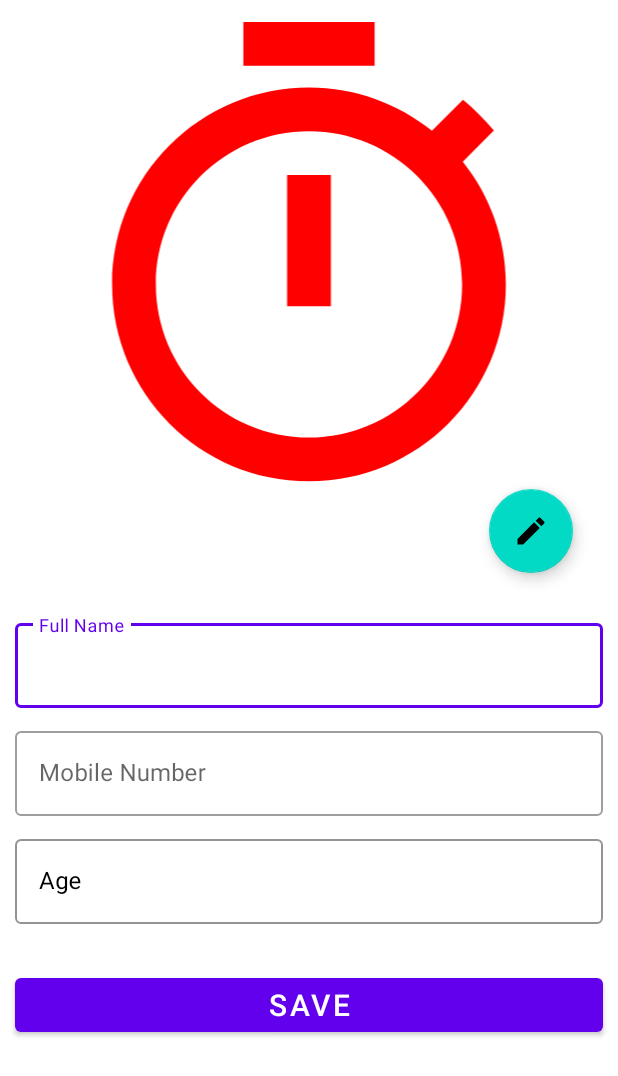
After one commit to AnkitJha2000/projectsem4, an Android app: the ParentEditDetailsPage screen opened directly, with no data from a screen before it, on a phone screen of 412 x 824 dp. The commit adds this screen. Shown: the top 1076 px of the screen. Run offline under Robolectric (Android 15) with nearby library versions, the phone set to English and light mode, and no system bars; our stand-ins replace Firebase (no records; nobody signed in at launch, a user with empty details on screens opened directly), Picasso; pictures from the network do not load.

Commit message:
date : 12 / 06 / 2021 fifth commit: 1. bugs were fixed 2. sharedViewModel learnt 3. edit details activity added 4. updateUser function added
bugs : not today

```diff
--- a/app/src/main/AndroidManifest.xml
+++ b/app/src/main/AndroidManifest.xml
@@ -9,12 +9,13 @@
     <application
         android:name=".application.VaccinationApplication"
         android:allowBackup="true"
-        android:usesCleartextTraffic="true"
         android:icon="@mipmap/ic_launcher"
         android:label="@string/app_name"
         android:roundIcon="@mipmap/ic_launcher_round"
         android:supportsRtl="true"
-        android:theme="@style/Theme.ProjectSem4">
+        android:theme="@style/Theme.ProjectSem4"
+        android:usesCleartextTraffic="true">
+        <activity android:name=".activities.parent.ParentEditDetailsPage"></activity>
         <activity android:name=".activities.parent.ParentSignUpPage" />
         <activity android:name=".activities.admin.AdminSignUpPage" />
         <activity android:name=".activities.admin.AdminLoginPage" />
@@ -29,7 +30,6 @@
         <activity android:name=".activities.parent.ParentLoginPage" />
         <activity android:name=".activities.LoginSignUpPage" />
         <activity android:name=".activities.MainActivity" />
-
     </application>
 
 </manifest>
--- a/app/src/main/java/com/example/projectsem4/ViewModels/FirebaseAuthViewModel.kt
+++ b/app/src/main/java/com/example/projectsem4/ViewModels/FirebaseAuthViewModel.kt
@@ -52,4 +52,8 @@ class FirebaseAuthViewModel(val repository: AuthUserRepository) : ViewModel() {
         return errorLiveData
     }
 
+    fun updateUser(usertype: String , uid : String, name : String? , mobile: String? , age : String? , profileUrl : String? , email: String?){
+        return authUserRepository.updateUser(usertype , uid , name , mobile , age , profileUrl , email)
+    }
+
 }
--- /dev/null
+++ b/app/src/main/java/com/example/projectsem4/activities/parent/ParentEditDetailsPage.kt
@@ -0,0 +1,79 @@
+package com.example.projectsem4.activities.parent
+
+import android.content.ContentValues.TAG
+import android.content.Intent
+import android.os.Bundle
+import android.util.Log
+import android.widget.Toast
+import androidx.appcompat.app.AppCompatActivity
+import androidx.lifecycle.ViewModelProvider
+import com.example.projectsem4.R
+import com.example.projectsem4.ViewModels.FirebaseAuthViewModel
+import com.example.projectsem4.ViewModels.FirebaseViewModelFactory
+import com.example.projectsem4.activities.repository.AuthUserRepository
+import com.example.projectsem4.databinding.ActivityParentEditDetailsPageBinding
+import com.squareup.picasso.Picasso
+
+class ParentEditDetailsPage : AppCompatActivity() {
+
+    private lateinit var binding : ActivityParentEditDetailsPageBinding
+    private lateinit var viewModel : FirebaseAuthViewModel
+    override fun onCreate(savedInstanceState: Bundle?) {
+        super.onCreate(savedInstanceState)
+        binding = ActivityParentEditDetailsPageBinding.inflate(layoutInflater)
+        setContentView(binding.root)
+
+        val viewModelFactory = FirebaseViewModelFactory(AuthUserRepository())
+        viewModel = ViewModelProvider(this , viewModelFactory).get(FirebaseAuthViewModel::class.java)
+
+        viewModel.getUserLiveData()?.observe(this , { user->
+             viewModel.getUser("parent" , user.uid)
+             viewModel.getUserInfoLiveData().observe(this , {
+
+                 binding.parentEditName.editText?.setText(it.getUserName())
+                 binding.parentEditMobileNumber.editText?.setText(it.getUserMobile())
+                 binding.parentEditAge.editText?.setText(it.getUserAge())
+
+                 val picasso = Picasso.Builder(this)
+                     .listener { _, _, e -> e.printStackTrace() }
+                     .build()
+
+                 picasso.load("http://goo.gl/gEgYUd").placeholder(R.drawable.ic_baseline_timer_24).into(binding.parentEditProfilePicture)
+
+             })
+        })
+
+        binding.parentSaveDataBtn.setOnClickListener{
+            viewModel.getUserLiveData()?.observe(this , {user ->
+                viewModel.getUserInfoLiveData().observe(this , {adapter->
+                    viewModel.updateUser("parent" ,
+                        user.uid ,
+                        binding.parentEditName.editText?.text.toString(),
+                        binding.parentEditMobileNumber.editText?.text.toString() ,
+                        binding.parentEditAge.editText?.text.toString() ,
+                        adapter.getUserProfileUrl() ,
+                        adapter.getUserEmail())
+                    Log.d(TAG, "onCreate: the user was updated !! ")
+                })
+            })
+            viewModel.getErrorLiveData().observe(this , {
+                if(it == null)
+                {
+                    finish()
+                }
+                else
+                {
+                    Toast.makeText(this, "Update failed", Toast.LENGTH_SHORT).show()
+                }
+            })
+        }
+
+
+        // 16/06/2021
+        binding.parentEditProfilePictureBtn.setOnClickListener{
+            // uploadImage()
+        }
+
+    }
+
+}
--- a/app/src/main/java/com/example/projectsem4/activities/fragments/ParentHomePage.kt
+++ b/app/src/main/java/com/example/projectsem4/activities/parent/fragments/ParentHomePage.kt
@@ -1,4 +1,4 @@
-package com.example.projectsem4.activities.fragments
+package com.example.projectsem4.activities.parent.fragments
 
 import android.os.Bundle
 import android.view.LayoutInflater
--- a/app/src/main/java/com/example/projectsem4/activities/fragments/ParentNotifierPage.kt
+++ b/app/src/main/java/com/example/projectsem4/activities/parent/fragments/ParentNotifierPage.kt
@@ -1,4 +1,4 @@
-package com.example.projectsem4.activities.fragments
+package com.example.projectsem4.activities.parent.fragments
 
 import android.os.Bundle
 import androidx.fragment.app.Fragment
--- /dev/null
+++ b/app/src/main/res/drawable/ic_baseline_account_box_24.xml
@@ -0,0 +1,10 @@
+<vector xmlns:android="http://schemas.android.com/apk/res/android"
+    android:width="24dp"
+    android:height="24dp"
+    android:viewportWidth="24"
+    android:viewportHeight="24"
+    android:tint="?attr/colorControlNormal">
+  <path
+      android:fillColor="@android:color/white"
+      android:pathData="M3,5v14c0,1.1 0.89,2 2,2h14c1.1,0 2,-0.9 2,-2L21,5c0,-1.1 -0.9,-2 -2,-2L5,3c-1.11,0 -2,0.9 -2,2zM15,9c0,1.66 -1.34,3 -3,3s-3,-1.34 -3,-3 1.34,-3 3,-3 3,1.34 3,3zM6,17c0,-2 4,-3.1 6,-3.1s6,1.1 6,3.1v1L6,18v-1z"/>
+</vector>
--- /dev/null
+++ b/app/src/main/res/drawable/ic_baseline_edit_24.xml
@@ -0,0 +1,10 @@
+<vector xmlns:android="http://schemas.android.com/apk/res/android"
+    android:width="24dp"
+    android:height="24dp"
+    android:viewportWidth="24"
+    android:viewportHeight="24"
+    android:tint="?attr/colorControlNormal">
+  <path
+      android:fillColor="@android:color/white"
+      android:pathData="M3,17.25V21h3.75L17.81,9.94l-3.75,-3.75L3,17.25zM20.71,7.04c0.39,-0.39 0.39,-1.02 0,-1.41l-2.34,-2.34c-0.39,-0.39 -1.02,-0.39 -1.41,0l-1.83,1.83 3.75,3.75 1.83,-1.83z"/>
+</vector>
--- /dev/null
+++ b/app/src/main/res/layout/activity_parent_edit_details_page.xml
@@ -0,0 +1,114 @@
+<?xml version="1.0" encoding="utf-8"?>
+<RelativeLayout xmlns:android="http://schemas.android.com/apk/res/android"
+    xmlns:app="http://schemas.android.com/apk/res-auto"
+    xmlns:tools="http://schemas.android.com/tools"
+    android:layout_width="match_parent"
+    android:layout_height="match_parent"
+    tools:context=".activities.parent.ParentEditDetailsPage">
+
+    <ScrollView
+        android:layout_width="match_parent"
+        android:layout_height="wrap_content"
+        tools:ignore="UselessParent">
+
+        <RelativeLayout
+            android:layout_width="match_parent"
+            android:layout_height="wrap_content"
+            >
+
+            <ImageView
+                android:layout_width="match_parent"
+                android:layout_height="350dp"
+                android:id="@+id/parentEditProfilePicture"
+                android:contentDescription="image displayed"
+                android:src="@drawable/ic_baseline_account_box_24"
+                />
+            <com.google.android.material.floatingactionbutton.FloatingActionButton
+                android:layout_width="wrap_content"
+                android:id="@+id/parentEditProfilePictureBtn"
+                android:layout_height="wrap_content"
+                android:layout_alignBottom="@id/parentEditProfilePicture"
+                android:layout_alignParentEnd="true"
+                android:layout_marginBottom="-32dp"
+                android:layout_marginEnd="30dp"
+                android:src="@drawable/ic_baseline_edit_24"
+                android:contentDescription="editbtn"
+                tools:ignore="RelativeOverlap" />
+            <com.google.android.material.textfield.TextInputLayout
+                android:layout_width="match_parent"
+                android:layout_height="wrap_content"
+                style="@style/Widget.MaterialComponents.TextInputLayout.OutlinedBox"
+                android:hint="Full Name"
+                android:id="@+id/parentEditName"
+                android:layout_below="@id/parentEditProfilePicture"
+                android:layout_marginLeft="10dp"
+                android:layout_marginRight="10dp"
+                android:layout_marginTop="60dp"
+                >
+                <com.google.android.material.textfield.TextInputEditText
+                    android:layout_width="match_parent"
+                    android:layout_height="wrap_content"
+                    android:inputType="text"
+                    android:textColor="#000000"
+                    />
+
+            </com.google.android.material.textfield.TextInputLayout>
+            <com.google.android.material.textfield.TextInputLayout
+                android:layout_width="match_parent"
+                android:layout_height="wrap_content"
+                style="@style/Widget.MaterialComponents.TextInputLayout.OutlinedBox"
+                android:hint="Mobile Number"
+                android:id="@+id/parentEditMobileNumber"
+                android:layout_below="@id/parentEditName"
+                android:layout_marginLeft="10dp"
+                android:layout_marginRight="10dp"
+                android:layout_marginTop="10dp"
+                >
+                <com.google.android.material.textfield.TextInputEditText
+                    android:layout_width="match_parent"
+                    android:layout_height="wrap_content"
+                    android:inputType="text"
+                    android:textColor="#000000"
+                    />
+
+            </com.google.android.material.textfield.TextInputLayout>
+            <com.google.android.material.textfield.TextInputLayout
+                android:layout_width="match_parent"
+                android:layout_height="wrap_content"
+                style="@style/Widget.MaterialComponents.TextInputLayout.OutlinedBox"
+                android:hint="Age"
+                android:id="@+id/parentEditAge"
+                android:textColorHint="#000000"
+                android:layout_below="@id/parentEditMobileNumber"
+                app:boxStrokeColor="#000000"
+                android:layout_marginLeft="10dp"
+                android:layout_marginRight="10dp"
+                android:layout_marginTop="10dp"
+                >
+                <com.google.android.material.textfield.TextInputEditText
+                    android:layout_width="match_parent"
+                    android:layout_height="wrap_content"
+                    android:inputType="text"
+                    android:textColor="#000000"
+                    />
+
+            </com.google.android.material.textfield.TextInputLayout>
+            <Button
+                android:layout_width="match_parent"
+                android:layout_height="wrap_content"
+                android:layout_marginStart="10dp"
+                android:layout_marginEnd="10dp"
+                android:layout_below="@id/parentEditAge"
+                android:layout_centerHorizontal="true"
+                android:layout_marginTop="30dp"
+                style="@style/Widget.MaterialComponents.Button"
+                android:text="Save"
+                android:id="@+id/parentSaveDataBtn"
+                android:textSize="20sp"
+                />
+
+        </RelativeLayout>
+
+    </ScrollView>
+
+</RelativeLayout>
--- a/app/src/main/res/layout/fragment_parent_home_page.xml
+++ b/app/src/main/res/layout/fragment_parent_home_page.xml
@@ -3,7 +3,7 @@
     xmlns:tools="http://schemas.android.com/tools"
     android:layout_width="match_parent"
     android:layout_height="match_parent"
-    tools:context=".activities.fragments.ParentHomePage">
+    tools:context=".activities.parent.fragments.ParentHomePage">
 
     <TextView
         android:id="@+id/parenttv"
--- a/app/src/main/res/layout/fragment_parent_notifier_page.xml
+++ b/app/src/main/res/layout/fragment_parent_notifier_page.xml
@@ -3,7 +3,7 @@
     xmlns:tools="http://schemas.android.com/tools"
     android:layout_width="match_parent"
     android:layout_height="match_parent"
-    tools:context=".activities.fragments.ParentNotifierPage">
+    tools:context=".activities.parent.fragments.ParentNotifierPage">
 
     <!-- TODO: Update blank fragment layout -->
     <TextView
--- a/app/src/main/res/layout/fragment_parent_profile_page.xml
+++ b/app/src/main/res/layout/fragment_parent_profile_page.xml
@@ -3,7 +3,7 @@
     xmlns:tools="http://schemas.android.com/tools"
     android:layout_width="match_parent"
     android:layout_height="match_parent"
-    tools:context=".activities.fragments.ParentProfilePage">
+    tools:context=".activities.parent.fragments.ParentProfilePage">
 
     <de.hdodenhof.circleimageview.CircleImageView
         android:layout_width="150dp"
```
Also changed, not shown: app/src/main/java/com/example/projectsem4/activities/MainActivity.kt (+17 -10 lines), app/src/main/java/com/example/projectsem4/activities/parent/fragments/ParentProfilePage.kt (renamed from app/src/main/java/com/example/projectsem4/activities/fragments/ParentProfilePage.kt, +9 -27 lines), app/src/main/java/com/example/projectsem4/activities/repository/AuthUserRepository.kt (+21 -1 lines).
